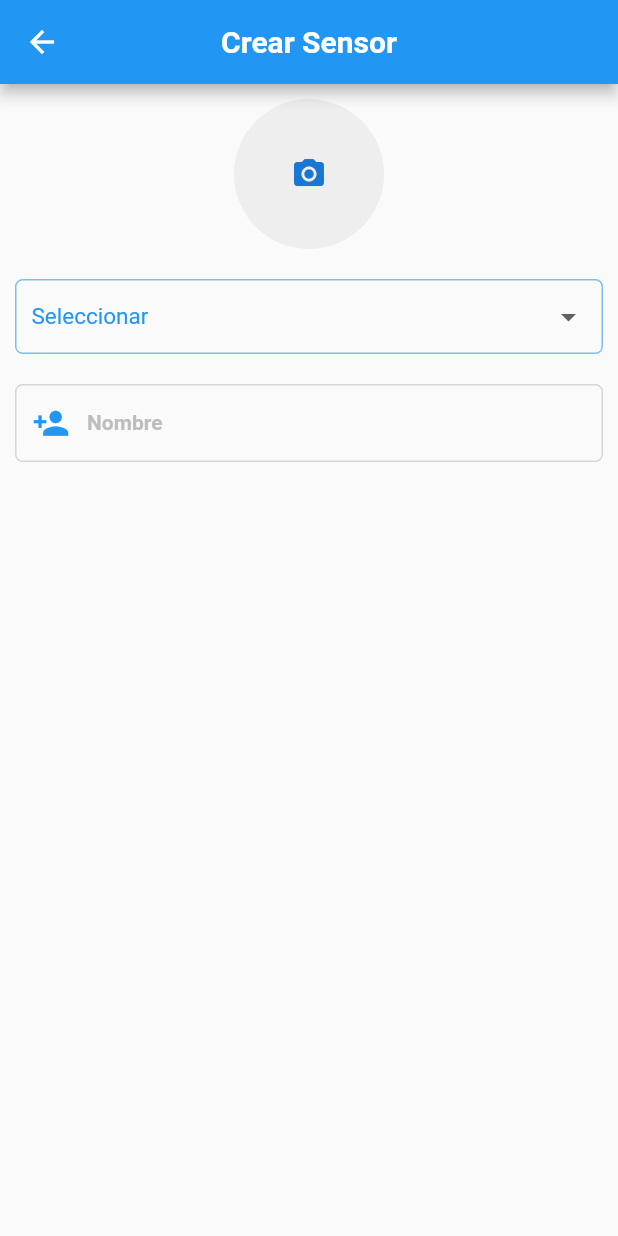
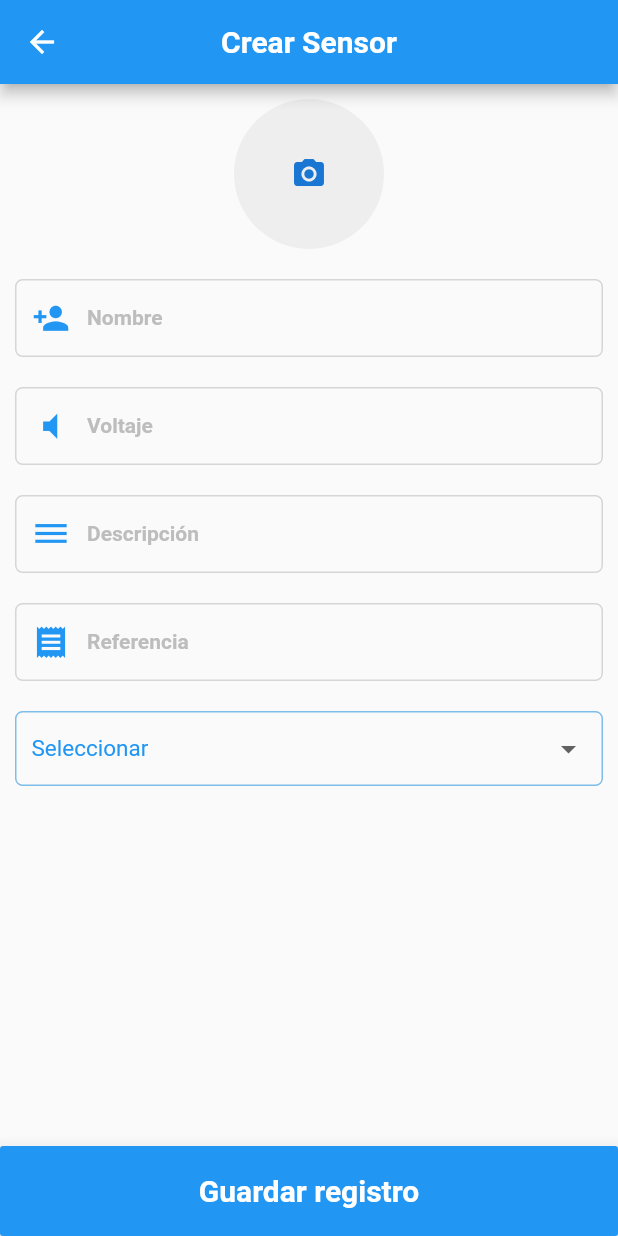
Before and after one commit to audylobo/FlutterPro, a Flutter app: the CreateSensor screen opened by its route, on a phone screen of 412 x 824 dp. Run offline on Flutter 3.47's test engine with Material 2 defaults, Android fonts, the light colour scheme and no system bars; our stand-ins replace carousel_slider, cloud_firestore, firebase_auth, firebase_messaging, firebase_storage, flutter_local_notifications and 8 more; missing offline and left inert: flappy_search_bar, flutter_facebook_login; accounts and stored records are empty.

Commit message:
sin funcion de create

```diff
--- a/lib/pages/sensor/pages/create_sensor.dart
+++ b/lib/pages/sensor/pages/create_sensor.dart
@@ -1,26 +1,37 @@
 import 'package:drawer_menu/pages/sensor/controller/controller_create_sensor.dart';
+import 'package:drawer_menu/pages/sensor/provider/sensor_provider.dart';
 import 'package:drawer_menu/widgets/appbar.dart';
+import 'package:drawer_menu/widgets/bottombar.dart';
 import 'package:drawer_menu/widgets/dropdow.dart';
 import 'package:drawer_menu/widgets/textfiels/textfield.dart';
 import 'package:flutter/material.dart';
 
 // ignore: must_be_immutable
 class CreateSensor extends StatelessWidget {
-  CreateControllerSensor controller = new CreateControllerSensor();
+  CreateProviderSensor controller = new CreateProviderSensor();
+  final _formKey = GlobalKey<FormState>();
 
   @override
   Widget build(BuildContext context) {
     return Scaffold(
+      bottomNavigationBar: BottomBar(
+        color: Colors.blue,
+        texto: "Guardar registro",
+        width: double.infinity,
+        function: null,
+        // function: () => _controller.createLibro(context, _formKey, provider),
+      ),
       appBar: CustomBar(
         title: "Crear Sensor",
         appBar: AppBar(),
         function: null,
       ),
       body: Container(
-        height: double.infinity,
-        width: double.infinity,
         child: Padding(
           padding: const EdgeInsets.all(10.0),
+          child: SingleChildScrollView(
+            child: Form(
+              key: _formKey,
               child: Column(
                 crossAxisAlignment: CrossAxisAlignment.center,
                 children: [
@@ -32,6 +43,30 @@ class CreateSensor extends StatelessWidget {
                       onPressed: () {},
                     ),
                   ),
+                  SizedBox(height: 20.0),
+                  CustomInputField(
+                      controller: controller.textNombre,
+                      label: "Nombre",
+                      inputType: TextInputType.text,
+                      icono: Icons.person_add),
+                  SizedBox(height: 20.0),
+                  CustomInputField(
+                      controller: controller.textVoltaje,
+                      label: "Voltaje",
+                      inputType: TextInputType.text,
+                      icono: Icons.volume_mute),
+                  SizedBox(height: 20.0),
+                  CustomInputField(
+                      controller: controller.textDescripcion,
+                      label: "Descripción",
+                      inputType: TextInputType.text,
+                      icono: Icons.dehaze),
+                  SizedBox(height: 20.0),
+                  CustomInputField(
+                      controller: controller.textReferencia,
+                      label: "Referencia",
+                      inputType: TextInputType.text,
+                      icono: Icons.receipt),
                   SizedBox(height: 20.0),
                   CustomDropwDownList(
                     validator: "Tipo de Sensor (?)",
@@ -46,13 +81,9 @@ class CreateSensor extends StatelessWidget {
                       controller.setTipoSensor = value;
                     },
                   ),
-              SizedBox(height: 20.0),
-              CustomInputField(
-                  controller: controller.textNombre,
-                  label: "Nombre",
-                  inputType: TextInputType.text,
-                  icono: Icons.person_add),
                 ],
+              ),
+            ),
           ),
         ),
       ),
--- /dev/null
+++ b/lib/pages/sensor/provider/sensor_provider.dart
@@ -0,0 +1,20 @@
+import 'package:flutter/cupertino.dart';
+
+class CreateProviderSensor {
+
+  TextEditingController textNombre = new TextEditingController();
+  TextEditingController textDescripcion = new TextEditingController();
+  TextEditingController textReferencia = new TextEditingController();
+  TextEditingController textVoltaje = new TextEditingController();
+
+
+  String _tipoSensor = "Seleccionar";
+
+  get tipoSensor {
+    return _tipoSensor;
+  }
+
+  set setTipoSensor(String dato) {
+    this._tipoSensor = dato;
+  }
+}
--- /dev/null
+++ b/lib/widgets/bottombar.dart
@@ -0,0 +1,25 @@
+import 'package:flutter/material.dart';
+
+class BottomBar extends StatelessWidget {
+  final double width;
+  final String texto;
+  final Color color;
+  final Function function;
+
+  const BottomBar({this.width, this.texto, this.color, this.function});
+  @override
+  Widget build(BuildContext context) {
+    return MaterialButton(
+      elevation: 10,
+      color: color,
+      height: 60,
+      minWidth: width,
+      onPressed: () {
+        function();
+      },
+      child: Text(texto,
+          style: TextStyle(
+              color: Colors.white, fontWeight: FontWeight.bold, fontSize: 20)),
+    );
+  }
+}
--- a/pubspec.yaml
+++ b/pubspec.yaml
@@ -33,6 +33,10 @@ dependencies:
   path_provider: ^1.6.7
 
 
+
+  fluttertoast: ^7.0.4
+
+
 dev_dependencies:
   flutter_test:
     sdk: flutter
```
Also changed, not shown: lib/pages/sensor/controller/controller_create_sensor.dart (+22 -24 lines), lib/widgets/toast.dart (added, +26 -0 lines), pubspec.lock. Lines whose indentation alone changed are shown as unchanged.
